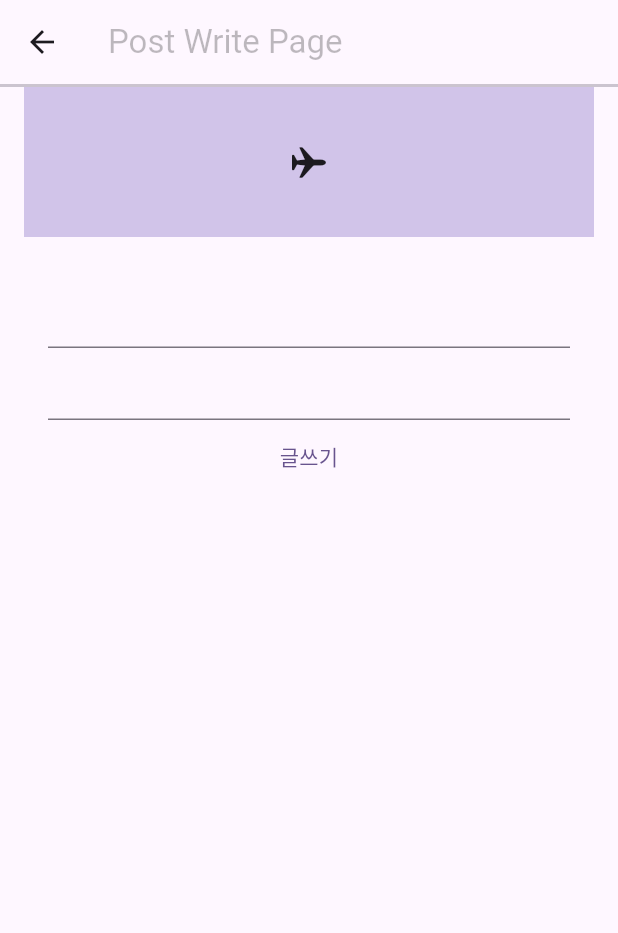
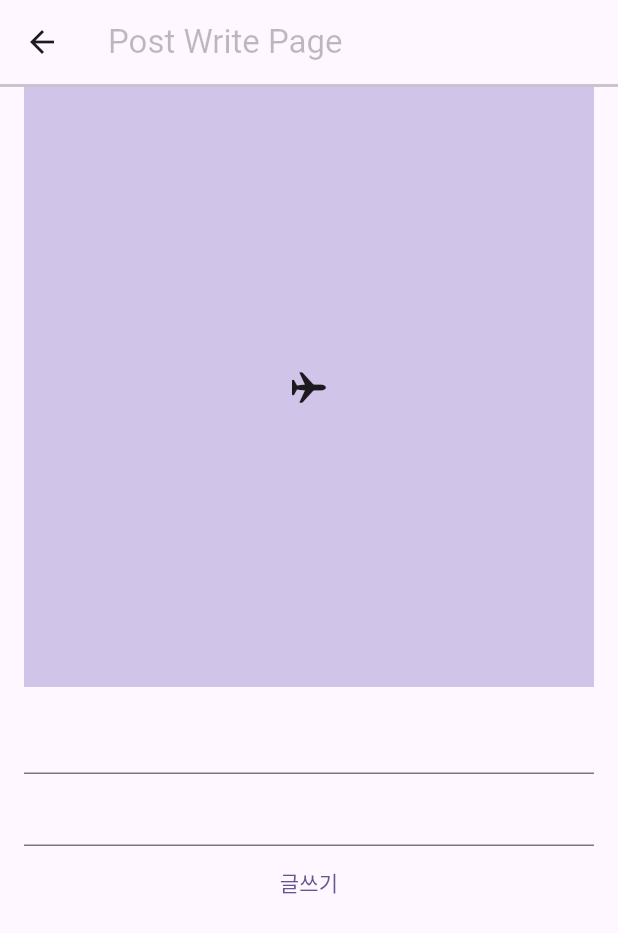
Before and after one commit to Unikyul/Flutter_blog, a Flutter app: the PostWritePage screen opened by its route, after a tap on "글쓰기", on a phone screen of 412 x 824 dp. Shown: the top 933 px of the screen. Run offline on Flutter 3.47's test engine with Material 3 defaults, Android fonts, the phone set to English and light mode, and no system bars; our stand-ins replace dio, flutter_riverpod; network calls fail.

Commit message:
삭제및 글쓰기

```diff
--- a/lib/core/utils.dart
+++ b/lib/core/utils.dart
@@ -7,6 +7,7 @@ String formatDate(String date) {
   return DateFormat("yyyy-MM-dd").format(dt);
 }
 
+//navigatorkey는 앱에 떠있는 페이지를 추적할 수 있게 해준다.
 final navigatorKey = GlobalKey<NavigatorState>();
 
 final dio = Dio(
--- a/lib/data/post_repository.dart
+++ b/lib/data/post_repository.dart
@@ -2,6 +2,13 @@ import 'package:blog/core/utils.dart';
 import 'package:dio/dio.dart';
 
 class PostRepository {
+  //삭제
+  Future<void> deleteById(int id) async {
+    //1. 통신 -> response [header, body]
+
+    await dio.get("/api/post/$id");
+  }
+
   // 싱클톤으로 데이터 바인딩 하는법 , get 만들거면 instnace에 _ 붙이고
   //static PostRepository instnace = PostRepository._single();
   //PostRepository._single();
@@ -33,4 +40,19 @@ class PostRepository {
     //list의 map타입
     return resposebody;
   }
+
+  Future<Map<String, dynamic>> save(String title, String content) async {
+    //1. 통신 -> response [header, body]
+    //data: 안에 맵타입만 적으면 알아서 JSON으로 변경해서 준다,.
+    Response response =
+        await dio.post("/api/post", data: {"title": title, "content": content});
+
+    //2. body 부분 리턴
+    //body 부분이 컬렉션이면 파싱 할 때 List<dynamic>으로 받아드린다.
+    //body 부분이 json이면 Map<String,dynamic>으로 받아드린다.
+    Map<String, dynamic> resposebody = response.data["body"];
+
+    //list의 map타입
+    return resposebody; // {"id" :21, "title" : "값"}
+  }
 }
--- a/lib/ui/detail/components/post_detail_body.dart
+++ b/lib/ui/detail/components/post_detail_body.dart
@@ -1,4 +1,5 @@
 import 'package:blog/ui/detail/post_detail_vm.dart';
+import 'package:blog/ui/list/post_list_vm.dart';
 import 'package:flutter/cupertino.dart';
 import 'package:flutter/material.dart';
 import 'package:flutter_riverpod/flutter_riverpod.dart';
@@ -24,7 +25,9 @@ class PostDetailBody extends ConsumerWidget {
             alignment: Alignment.centerRight,
             child: ElevatedButton(
               child: Icon(CupertinoIcons.trash_fill),
-              onPressed: () {},
+              onPressed: () {
+                ref.read(postListProvider.notifier).notifyDelete(model.id);
+              },
             ),
           ),
           SizedBox(height: 10),
--- a/lib/ui/list/post_list_vm.dart
+++ b/lib/ui/list/post_list_vm.dart
@@ -1,11 +1,46 @@
+import 'package:blog/core/utils.dart';
 import 'package:blog/data/post_repository.dart';
+import 'package:flutter/cupertino.dart';
 import 'package:flutter_riverpod/flutter_riverpod.dart';
 
 //list_vm은 Service라고 생각하면 된다.
 //-------------------------------------------------
 //1. 창고
 class PostLiveVM extends StateNotifier<PostListModel?> {
+  // ! 넣어야 하는 이유는 화면(화면을 무조건 띄운다)이 없을수 없어서 붙인다.
+  final mContext = navigatorKey.currentState!.context;
+
   PostLiveVM(super.state);
+
+  //삭제 불러오기
+  Future<void> notifyDelete(int id) async {
+    await PostRepository().deleteById(id);
+    PostListModel model = state!;
+    //where은 필터다! 검색로직(이걸 넣으면 e.id == id)
+    List<_Post> newPosts = model.posts.where((e) => e.id != id).toList();
+    state = PostListModel(newPosts);
+    Navigator.pop(mContext);
+  }
+
+//트랙젝션(일의 최소 단위) 통신해서 파싱하고 데이터 화면에 뿌리기(벨리게이트)
+  Future<void> notifySave(String title, String content) async {
+    //통신으로 세이브 요청(글쓰기가 완성)
+    //상태만 변경하면  await PostRepository().save(title, content); 이렇게 쓰면 된다.
+    Map<String, dynamic> one = await PostRepository().save(title, content);
+    //Map타입으로 받음
+    _Post newPost = _Post.fromMap(one);
+    PostListModel model = state!;
+
+    //model.posts.add(newPost);
+
+    //깊은 복사, _Post newPost = _Post.fromMap(one); 이거 만들고 나서 앞에 newPost 붙인다.
+    List<_Post> newPosts = [newPost, ...model.posts];
+
+    // 중요함!!!!!!  상태는 새로 객체를 만들어서 줘야한다.
+    state = PostListModel(newPosts);
+
+    Navigator.pop(mContext);
+  }
 
   //view는 리턴을 해줄필요가없다.
   //Future쓰는 이유는 awiat 사용할려고
--- a/lib/ui/write/components/post_write_body.dart
+++ b/lib/ui/write/components/post_write_body.dart
@@ -1,23 +1,60 @@
-import 'package:blog/ui/write/components/post_write_form.dart';
+import 'package:blog/ui/list/post_list_vm.dart';
 import 'package:flutter/cupertino.dart';
 import 'package:flutter/material.dart';
+import 'package:flutter_riverpod/flutter_riverpod.dart';
 
-class PostWriteBody extends StatelessWidget {
+class PostWriteBody extends ConsumerWidget {
+  final _title = TextEditingController();
+  final _content = TextEditingController();
 
   @override
-  Widget build(BuildContext context) {
+  Widget build(BuildContext context, WidgetRef ref) {
     return Padding(
       padding: const EdgeInsets.symmetric(horizontal: 16),
       child: Column(
         children: [
-          Container(
-            color: Colors.deepPurple[100],
-            height: 100,
-            width: double.infinity,
-            child: Icon(CupertinoIcons.airplane),
+          Flexible(
+            fit: FlexFit.loose,
+            child: ListView(
+              shrinkWrap: true, //확장했다.
+              children: [
+                Container(
+                  color: Colors.deepPurple[100],
+                  height: 400,
+                  width: double.infinity,
+                  child: Icon(CupertinoIcons.airplane),
+                ),
+                SizedBox(height: 10),
+                TextFormField(
+                  controller: _title,
+                ),
+                TextFormField(
+                  controller: _content,
+                ),
+                //  Checkbox(
+                //    value: true,
+                //    onChanged: (value) {
+                //      print(value);
+                //    },
+                // ),
+              ],
+            ),
           ),
-          SizedBox(height: 10),
-          Expanded(child: PostWriteForm()),
+
+          // TextButton을 children 리스트에 포함시킴
+          TextButton(
+              onPressed: () {
+                ref
+                    .read(postListProvider.notifier)
+                    .notifySave(_title.text, _content.text);
+                //여기세 네비게이션 pop을 쓰면 위험하다.. 화면이 먼저 팝 될수있다.
+                //Navigator.pop(context);
+                //창고에 통신 코드가 있는데 비동기로 돌고있는데 네이게이션팝을 하면 창고가 무너진다.
+                //하나의 비즈니스 로직은 트렉젝션으로 묶어주는 게 좋다.
+                // 방법이 2가지 있다. 1. async , awiat 걸어주기
+                // 2.  notifySave에서 save와 post list vm에서 화면받는 걸 만들어준다
+              },
+              child: Text("글쓰기")),
         ],
       ),
     );
--- a/lib/ui/write/components/post_write_form.dart
+++ /dev/null
@@ -1,33 +0,0 @@
-import 'package:flutter/material.dart';
-
-class PostWriteForm extends StatelessWidget {
-  final _title = TextEditingController();
-  final _content = TextEditingController();
-
-  @override
-  Widget build(BuildContext context) {
-    return Form(
-      child: Padding(
-        padding: const EdgeInsets.all(16.0),
-        child: ListView(
-          children: [
-            TextFormField(
-              controller: _title,
-            ),
-            TextFormField(
-              controller: _content,
-            ),
-            TextButton(
-                onPressed: () {
-                  String title = _title.text.trim();
-                  String content = _content.text.trim();
-                  // vm 에게 전달해야 함.
-                },
-                child: Text("글쓰기")
-            ),
-          ],
-        ),
-      ),
-    );
-  }
-}
--- a/lib/ui/write/post_write_page.dart
+++ b/lib/ui/write/post_write_page.dart
@@ -1,9 +1,6 @@
 import 'package:blog/ui/components/custom_appbar.dart';
 import 'package:blog/ui/write/components/post_write_body.dart';
-import 'package:flutter/cupertino.dart';
 import 'package:flutter/material.dart';
-
-import 'components/post_write_form.dart';
 
 class PostWritePage extends StatelessWidget {
   @override
```
